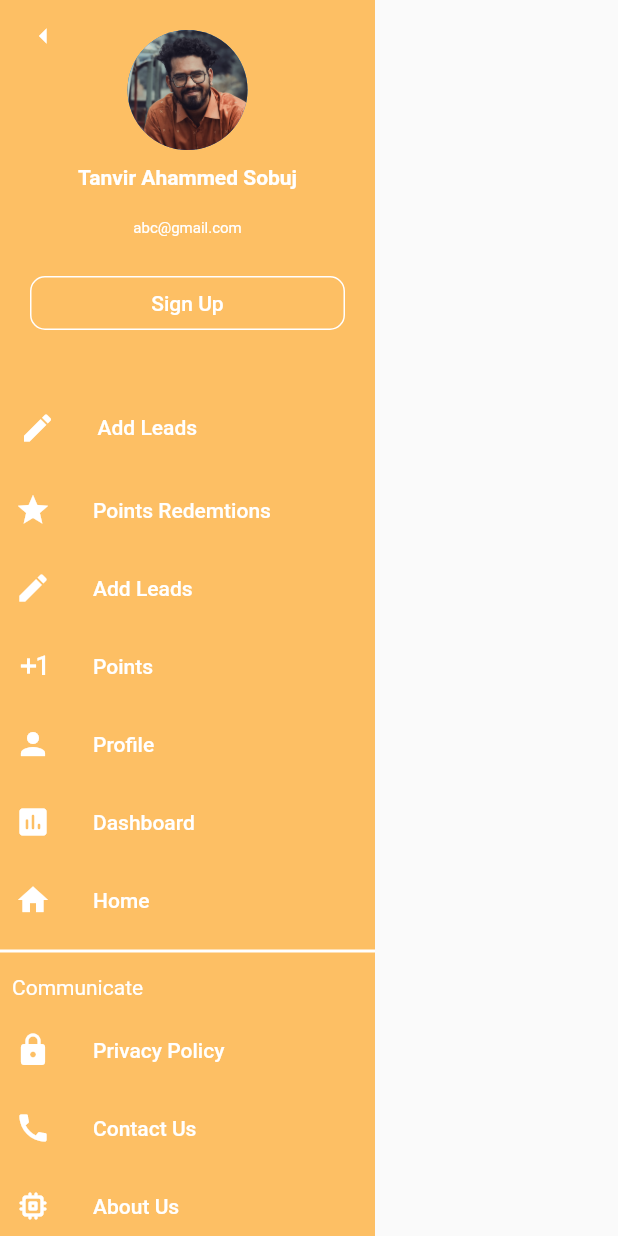
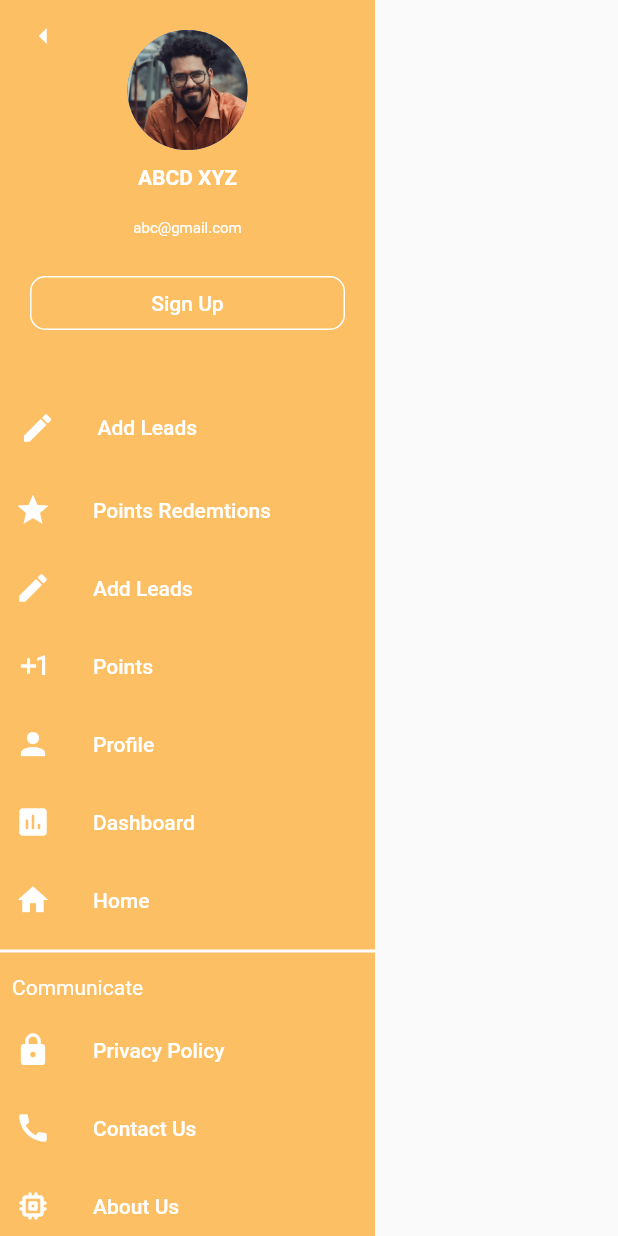
Before and after one commit to Morium-Nasa/Flutter, a Flutter app: the Drwr widget shown alone on an empty page, opened directly, on a phone screen of 412 x 824 dp. Run offline on Flutter 3.47's test engine with Material 2 defaults, Android fonts, the light colour scheme and no system bars; our stand-ins replace cloud_firestore, firebase_auth, firebase_core, firebase_storage, flutter_spinkit, flutter_svg and 7 more; missing offline and left inert: cloud_firestore_web, dart:html, dart:js, firebase_auth_web, firebase_core_web, firebase_storage_web and 4 more; accounts and stored records are empty; key blocks and very long unbroken strings in the code were emptied for the run.

Commit message:
Update drawer.dart

```diff
--- a/drawer-master/lib/drawer.dart
+++ b/drawer-master/lib/drawer.dart
@@ -30,7 +30,7 @@ class Drwr extends StatelessWidget {
                               height: 10,
                             ),
                             Text(
-                              "Tanvir Ahammed Sobuj",
+                              "ABCD XYZ",
                               style: TextStyle(
                                 color: Colors.white,
                                 fontWeight: FontWeight.bold,
```
